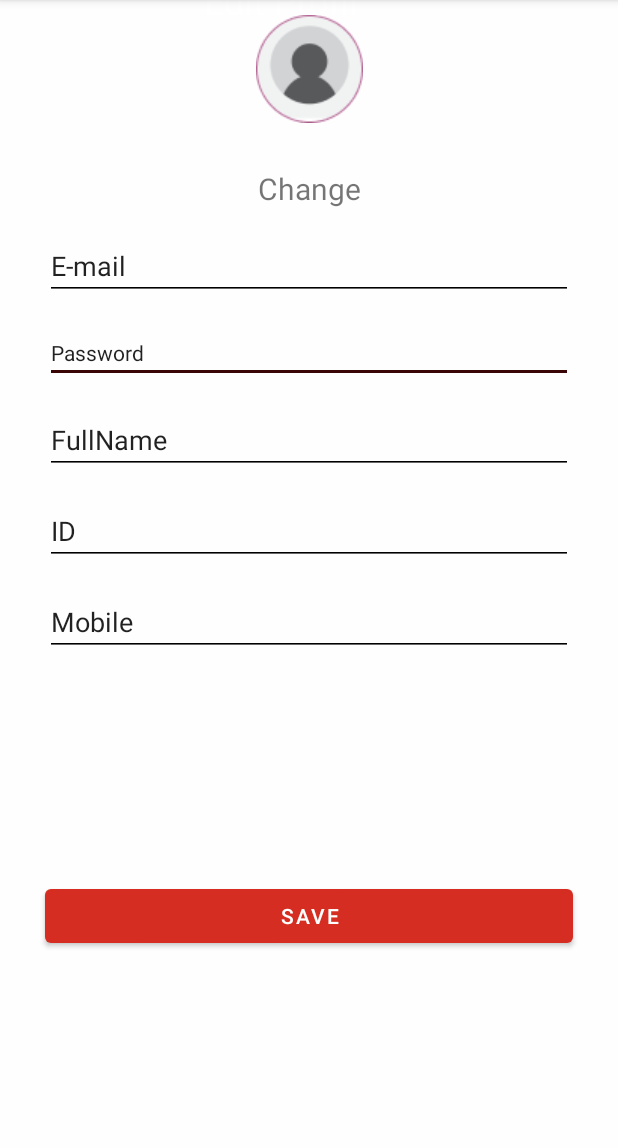
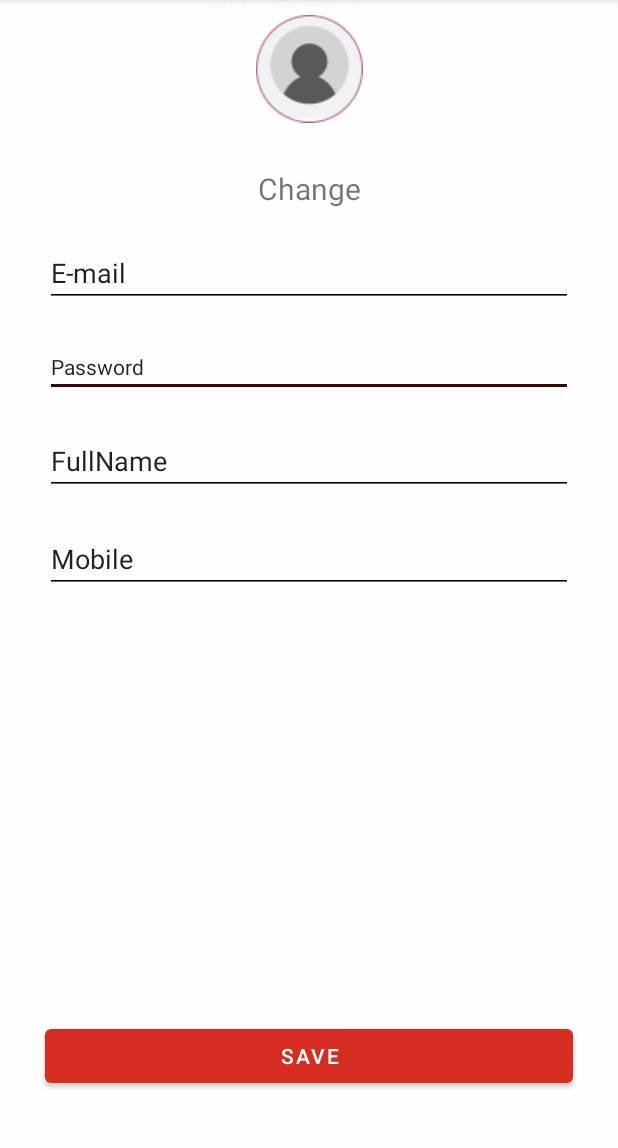
Before and after one commit to MuhammadAgungMahardhika/Mobile-PAFitnes, an Android app: the ProfileActivity screen opened directly, with no data from a screen before it, after a tap on "EDIT PROFILE", on a phone screen of 412 x 824 dp, the part 84-1232 px from its top. Run offline under Robolectric (Android 15) with nearby library versions, the phone set to English and light mode, and no system bars; our stand-ins replace Firebase (no records; nobody signed in at launch, a user with empty details on screens opened directly).

```diff
--- a/app/src/main/java/com/example/pafitness/HomeActivity.java
+++ b/app/src/main/java/com/example/pafitness/HomeActivity.java
@@ -14,7 +14,6 @@ import com.google.android.material.floatingactionbutton.FloatingActionButton;
 import java.util.ArrayList;
 
 public class HomeActivity extends AppCompatActivity {
-
     RecyclerView recyclerView;
     AdapterRecyclerView adapterRecyclerView;
     RecyclerView.LayoutManager layoutManager;
--- a/app/src/main/java/com/example/pafitness/ProfileActivity.java
+++ b/app/src/main/java/com/example/pafitness/ProfileActivity.java
@@ -1,21 +1,52 @@
 package com.example.pafitness;
 
-        import android.content.Intent;
+import android.content.Intent;
 import android.os.Bundle;
 import android.view.View;
 import android.widget.Button;
-        import android.widget.ImageButton;
+import android.widget.EditText;
+import android.widget.ImageButton;
         import android.widget.TextView;
 
-        import androidx.appcompat.app.AppCompatActivity;
+import androidx.annotation.Nullable;
+import androidx.appcompat.app.AppCompatActivity;
+
+import com.google.firebase.auth.FirebaseAuth;
+import com.google.firebase.firestore.DocumentReference;
+import com.google.firebase.firestore.DocumentSnapshot;
+import com.google.firebase.firestore.EventListener;
+import com.google.firebase.firestore.FirebaseFirestore;
+import com.google.firebase.firestore.FirebaseFirestoreException;
 
 public class ProfileActivity extends AppCompatActivity {
 
-
+    TextView email ,fname ,mobilephone;
+    String userID;
+    FirebaseFirestore db;
+    FirebaseAuth mAuth;
     @Override
     protected void onCreate(Bundle savedInstanceState) {
         super.onCreate(savedInstanceState);
         setContentView(R.layout.activity_profile);
+        mobilephone = findViewById(R.id.Edit_mobile);
+        email = findViewById(R.id.editemail3);
+        fname = findViewById(R.id.Edit_fullname);
+
+        mAuth = FirebaseAuth.getInstance();
+        db = FirebaseFirestore.getInstance();
+
+        userID = mAuth.getCurrentUser().getUid();
+
+        DocumentReference documentReference = db.collection("users").document(userID);
+        documentReference.addSnapshotListener(this, new EventListener<DocumentSnapshot>() {
+            @Override
+            public void onEvent(@Nullable DocumentSnapshot documentSnapshot, @Nullable FirebaseFirestoreException error) {
+                mobilephone.setText(documentSnapshot.getString("phone"));
+                email.setText(documentSnapshot.getString("email"));
+                fname.setText(documentSnapshot.getString("fName"));
+
+            }
+        });
 
         //Home intent
         ImageButton home = (ImageButton) findViewById(R.id.homeButton);
@@ -69,10 +100,11 @@ public class ProfileActivity extends AppCompatActivity {
         LogOut.setOnClickListener(new View.OnClickListener() {
             @Override
             public void onClick(View view) {
+                FirebaseAuth.getInstance().signOut(); //logout
                 Intent intent2 = new Intent(ProfileActivity.this, LoginActivity.class);
                 ProfileActivity.this.startActivity(intent2);
-
             }
         });
     }
+
 }
--- a/app/src/main/res/layout/activity_editprofile.xml
+++ b/app/src/main/res/layout/activity_editprofile.xml
@@ -45,7 +45,7 @@
         android:layout_width="0dp"
         android:layout_height="wrap_content"
         android:layout_marginStart="30dp"
-        android:layout_marginTop="15dp"
+        android:layout_marginTop="20dp"
         android:layout_marginEnd="30dp"
         android:backgroundTint="#3A0505"
         android:backgroundTintMode="src_in"
@@ -76,7 +76,7 @@
         android:layout_width="0dp"
         android:layout_height="wrap_content"
         android:layout_marginStart="30dp"
-        android:layout_marginTop="15dp"
+        android:layout_marginTop="20dp"
         android:layout_marginEnd="30dp"
         android:backgroundTint="#000000"
         android:backgroundTintMode="src_in"
@@ -93,7 +93,7 @@
         android:layout_width="0dp"
         android:layout_height="wrap_content"
         android:layout_marginStart="30dp"
-        android:layout_marginTop="15dp"
+        android:layout_marginTop="20dp"
         android:layout_marginEnd="30dp"
         android:backgroundTint="#000000"
         android:backgroundTintMode="src_in"
@@ -105,27 +105,11 @@
         app:layout_constraintTop_toBottomOf="@+id/Pass_01" />
 
     <EditText
-        android:id="@+id/Edit_ID"
-        android:layout_width="0dp"
-        android:layout_height="wrap_content"
-        android:layout_marginStart="30dp"
-        android:layout_marginTop="15dp"
-        android:layout_marginEnd="30dp"
-        android:backgroundTint="#000000"
-        android:backgroundTintMode="src_in"
-        android:ems="10"
-        android:inputType="textPersonName"
-        android:text="ID"
-        app:layout_constraintEnd_toEndOf="parent"
-        app:layout_constraintStart_toStartOf="parent"
-        app:layout_constraintTop_toBottomOf="@id/Edit_fullname" />
-
-    <EditText
         android:id="@+id/Edit_mobile"
         android:layout_width="0dp"
         android:layout_height="wrap_content"
         android:layout_marginStart="30dp"
-        android:layout_marginTop="15dp"
+        android:layout_marginTop="20dp"
         android:layout_marginEnd="30dp"
         android:backgroundTint="#000000"
         android:backgroundTintMode="src_in"
@@ -134,19 +118,18 @@
         android:text="Mobile"
         app:layout_constraintEnd_toEndOf="parent"
         app:layout_constraintStart_toStartOf="parent"
-        app:layout_constraintTop_toBottomOf="@id/Edit_ID" />
+        app:layout_constraintTop_toBottomOf="@+id/Edit_fullname" />
 
     <Button
         android:id="@+id/button4"
         android:layout_width="0dp"
         android:layout_height="wrap_content"
         android:layout_marginStart="30dp"
-        android:layout_marginTop="15dp"
         android:layout_marginEnd="30dp"
+        android:layout_marginBottom="40dp"
         android:text="Save"
         app:layout_constraintBottom_toBottomOf="parent"
         app:layout_constraintEnd_toEndOf="parent"
-        app:layout_constraintStart_toStartOf="parent"
-        app:layout_constraintTop_toBottomOf="@+id/Edit_mobile" />
+        app:layout_constraintStart_toStartOf="parent" />
 
 </androidx.constraintlayout.widget.ConstraintLayout>
```
Also changed, not shown: app/src/main/res/layout/activity_profile.xml (+4 -21 lines).
